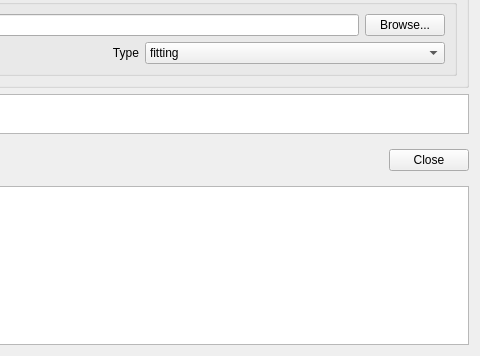
spyking-circus/spyking-circus, file circus/shared/qt_launcher.ui: the form before one commit; both pictures show x 320 to 800 and y 244 to 600 of the 800 by 600 pixel window.
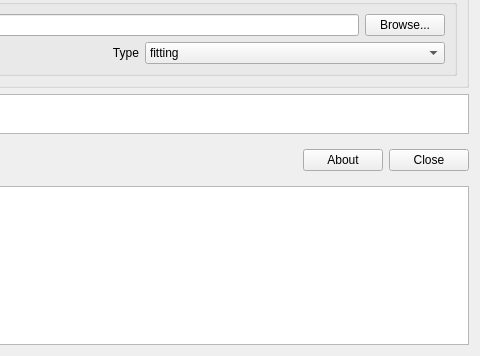
The form after the commit. Icons and pictures are not drawn.

Commit message: Adding a about button, simply because

Patch:
```diff
--- a/circus/shared/qt_launcher.ui
+++ b/circus/shared/qt_launcher.ui
@@ -478,6 +478,16 @@
           </property>
          </spacer>
         </item>
+        <item>
+         <widget class="QPushButton" name="btn_about">
+          <property name="text">
+           <string>About</string>
+          </property>
+          <property name="icon">
+           <iconset theme="help"/>
+          </property>
+         </widget>
+        </item>
         <item>
          <widget class="QPushButton" name="btn_close">
           <property name="toolTip">
```
Left out of the diff: 56 changed lines with no effect on the pictures. The commit also changes 1 other file.
